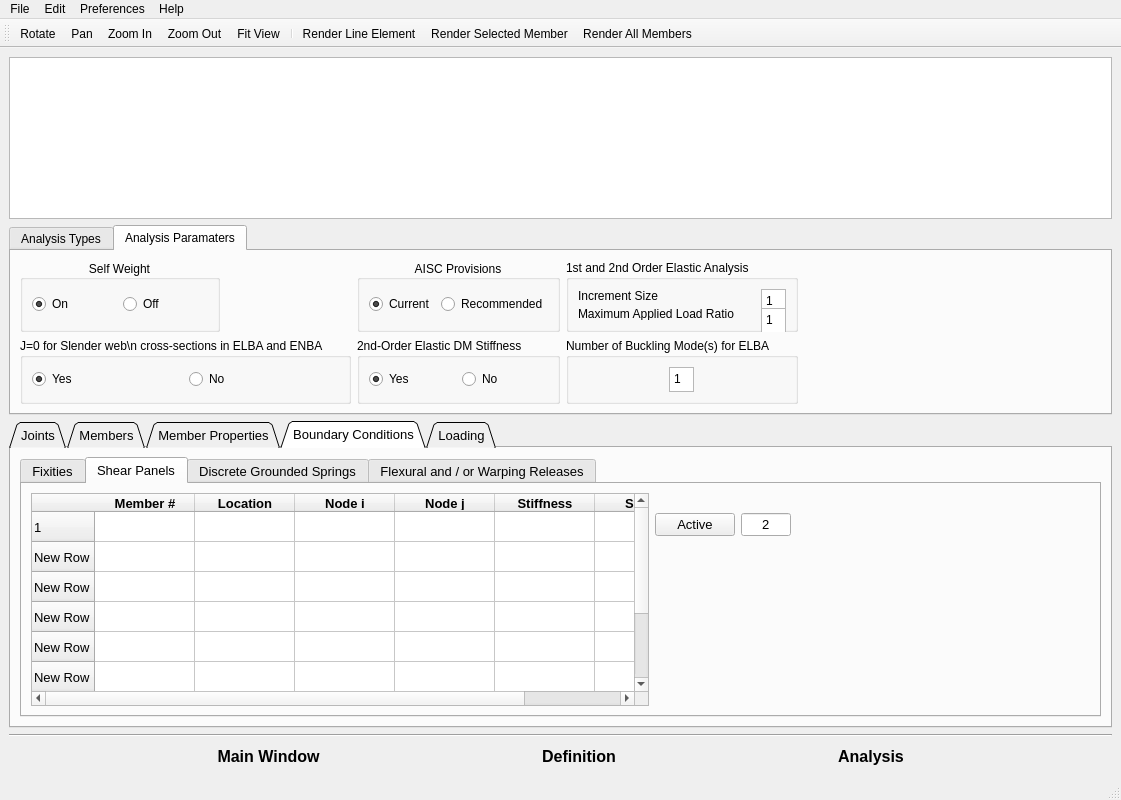
Qt form GUI dev/Try1_Oguzhan/Sabre2 GUI/SABRE2-V3.ui (oguzhantogay/SABRE2_V2_local) before a commit.
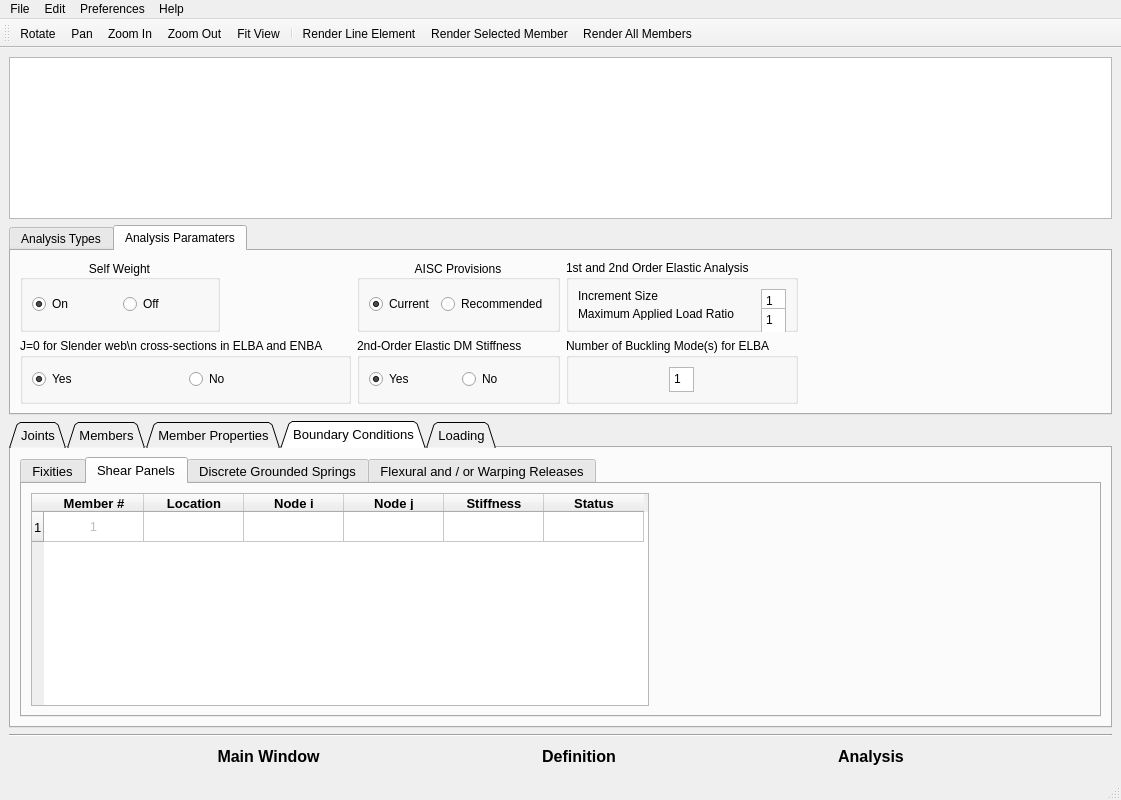
The same form after that commit. Icons and pictures are not drawn.

Diff of the .ui file:
```diff
--- a/GUI dev/Try1_Oguzhan/Sabre2 GUI/SABRE2-V3.ui
+++ b/GUI dev/Try1_Oguzhan/Sabre2 GUI/SABRE2-V3.ui
@@ -1549,41 +1549,6 @@
                 <string>1</string>
                </property>
               </row>
-              <row>
-               <property name="text">
-                <string>New Row</string>
-               </property>
-              </row>
-              <row>
-               <property name="text">
-                <string>New Row</string>
-               </property>
-              </row>
-              <row>
-               <property name="text">
-                <string>New Row</string>
-               </property>
-              </row>
-              <row>
-               <property name="text">
-                <string>New Row</string>
-               </property>
-              </row>
-              <row>
-               <property name="text">
-                <string>New Row</string>
-               </property>
-              </row>
-              <row>
-               <property name="text">
-                <string>New Row</string>
-               </property>
-              </row>
-              <row>
-               <property name="text">
-                <string>New Row</string>
-               </property>
-              </row>
               <column>
                <property name="text">
                 <string>Member #</string>
@@ -1650,71 +1615,19 @@
                 </font>
                </property>
               </column>
+              <item row="0" column="0">
+               <property name="text">
+                <string>1</string>
+               </property>
+               <property name="textAlignment">
+                <set>AlignCenter</set>
+               </property>
+               <property name="flags">
+                <set>ItemIsDragEnabled|ItemIsUserCheckable</set>
+               </property>
+              </item>
              </widget>
             </item>
-            <item>
-             <layout class="QVBoxLayout" name="verticalLayout_6">
-              <item>
-               <layout class="QGridLayout" name="gridLayout_6">
-                <item row="1" column="1">
-                 <widget class="QLineEdit" name="Delete_number_shear_panel">
-                  <property name="maximumSize">
-                   <size>
-                    <width>50</width>
-                    <height>16777215</height>
-                   </size>
-                  </property>
-                  <property name="text">
-                   <string>2</string>
-                  </property>
-                  <property name="alignment">
-                   <set>Qt::AlignCenter</set>
-                  </property>
-                 </widget>
-                </item>
-                <item row="0" column="2">
-                 <spacer name="horizontalSpacer_6">
-                  <property name="orientation">
-                   <enum>Qt::Horizontal</enum>
-                  </property>
-                  <property name="sizeHint" stdset="0">
-                   <size>
-                    <width>40</width>
-                    <height>20</height>
-                   </size>
-                  </property>
-                 </spacer>
-                </item>
-                <item row="1" column="0">
-                 <widget class="QPushButton" name="Delete_new_row_button_shear_panel">
-                  <property name="maximumSize">
-                   <size>
-                    <width>150</width>
-                    <height>16777215</height>
-                   </size>
-                  </property>
-                  <property name="text">
-                   <string>Active</string>
-                  </property>
-                 </widget>
-                </item>
-               </layout>
-              </item>
-              <item>
-               <spacer name="verticalSpacer_2">
-                <property name="orientation">
-                 <enum>Qt::Vertical</enum>
-                </property>
-                <property name="sizeHint" stdset="0">
-                 <size>
-                  <width>20</width>
-                  <height>40</height>
-                 </size>
-                </property>
-               </spacer>
-              </item>
-             </layout>
-            </item>
             <item>
              <spacer name="horizontalSpacer_7">
               <property name="orientation">
```
